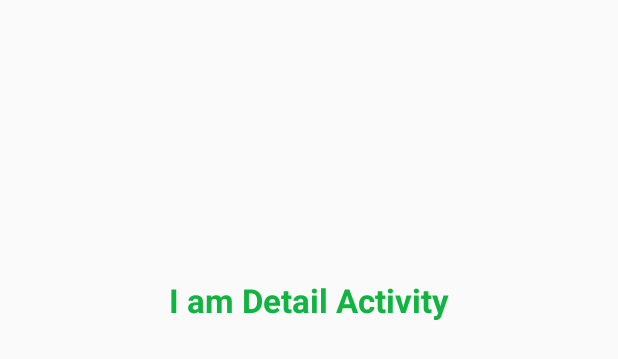
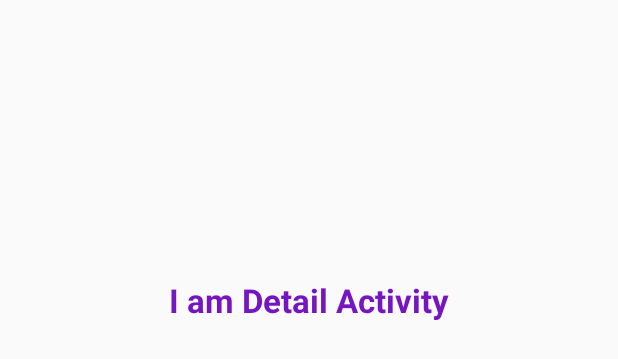
Before and after one commit to mingrutar/UdacityAndroidDev, an Android app: the layout fragment_detail.xml on its own in the app's theme, with its tools: preview values and no code run, on a phone screen of 412 x 824 dp. Shown: the top 359 px of the screen. Run offline under Robolectric (Android 15) with nearby library versions, the phone set to English and light mode, and no system bars.

```diff
--- a/app/src/main/res/layout/fragment_detail.xml
+++ b/app/src/main/res/layout/fragment_detail.xml
@@ -13,13 +13,13 @@
     <TextView
         android:layout_width="wrap_content"
         android:layout_height="wrap_content"
+        android:id="@+id/detail_textView"
         android:textAppearance="?android:attr/textAppearanceLarge"
         android:text="@string/detail_view_text"
-        android:id="@+id/textView2"
         android:layout_alignParentTop="true"
         android:layout_centerHorizontal="true"
         android:layout_marginTop="169dp"
         android:textStyle="bold"
-        android:textColor="#11b440"
+        android:textColor="#7616c1"
         android:gravity="center_vertical|center"/>
 </RelativeLayout>
```
